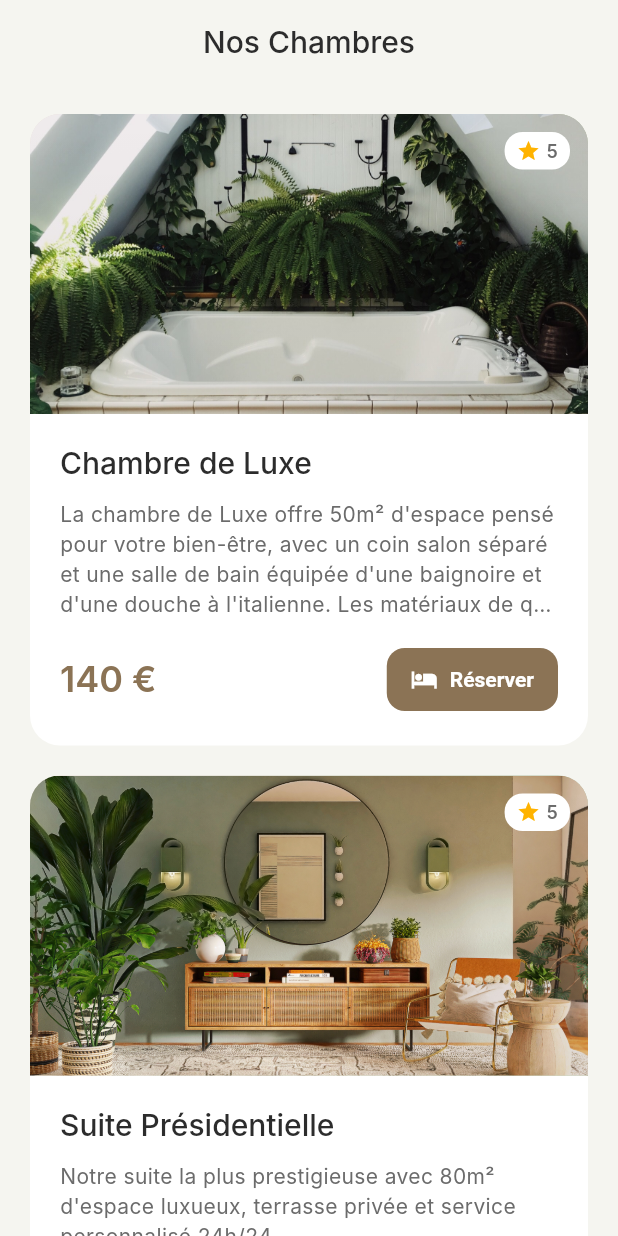
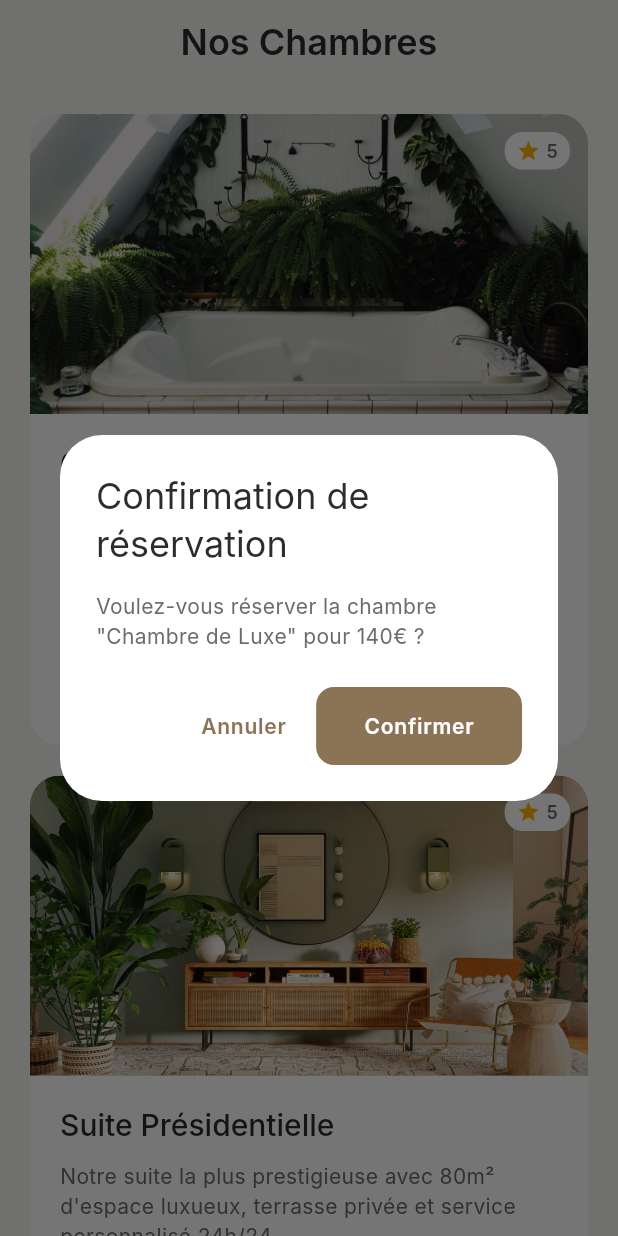
Before and after one commit to BenGoGithub/artichaut_flutter, a Flutter app: the screen it shows after launch, after a tap on "Réserver", on a phone screen of 412 x 824 dp. Run offline on Flutter 3.47's test engine with Material 3 defaults, Android fonts, the phone set to English and light mode, and no system bars; Roboto replaces fonts that are missing (Inter).

Commit message:
Service onReserve Implementation ok

```diff
--- a/lib/screens/room_list_screen.dart
+++ b/lib/screens/room_list_screen.dart
@@ -2,15 +2,17 @@ import 'package:artichaut_flutter/screens/room_detail_screen.dart';
 import 'package:flutter/material.dart';
 import 'package:artichaut_flutter/models/room.dart';
 import 'package:artichaut_flutter/widgets/cards/room_card.dart';
+import '../themes/app_theme.dart';
+import '../services/reservation_service.dart';
 
-import '../themes/app_theme.dart';
-
-
+/// Écran principal affichant la liste des chambres disponibles
+/// StatelessWidget car la liste des chambres ne change pas dynamiquement
 class RoomListScreen extends StatelessWidget {
   const RoomListScreen({super.key});
 
   @override
   Widget build(BuildContext context) {
+    // Récupération des données d'exemple des chambres
     final rooms = Room.getSampleRooms();
 
     return Scaffold(
@@ -19,6 +21,11 @@ class RoomListScreen extends StatelessWidget {
         title: const Text('Nos Chambres'),
         backgroundColor: Colors.transparent,
         elevation: 0,
+        // Style du titre
+        titleTextStyle: Theme.of(context).textTheme.headlineMedium?.copyWith(
+          color: AppTheme.textPrimaryColor,
+          fontWeight: FontWeight.w600,
+        ),
       ),
       body: ListView.builder(
         padding: const EdgeInsets.all(20),
@@ -27,6 +34,7 @@ class RoomListScreen extends StatelessWidget {
           final room = rooms[index];
           return RoomCard(
             room: room,
+            // Callback pour naviguer vers les détails de la chambre
             onTap: () {
               Navigator.push(
                 context,
@@ -35,6 +43,8 @@ class RoomListScreen extends StatelessWidget {
                 ),
               );
             },
+            // Callback centralisé pour gérer la réservation
+            onReserve: () => ReservationService.showReservationDialog(context, room),
           );
         },
       ),
--- /dev/null
+++ b/lib/services/reservation_service.dart
@@ -0,0 +1,79 @@
+// lib/services/reservation_service.dart
+import 'package:flutter/material.dart';
+import '../models/room.dart';
+import '../themes/app_theme.dart';
+
+/// Service centralisé pour gérer toute la logique de réservation
+/// Suit le principe Single Responsibility : ne gère que les réservations
+class ReservationService {
+
+  /// Méthode statique pour afficher le dialog de confirmation
+  /// Statique car ne nécessite pas d'instance de classe
+  static void showReservationDialog(BuildContext context, Room room) {
+    showDialog(
+      context: context,
+      builder: (BuildContext context) {
+        return AlertDialog(
+          title: const Text('Confirmation de réservation'),
+          content: Text(
+            'Voulez-vous réserver la chambre "${room.title}" pour ${room.price.toInt()}€ ?',
+          ),
+          actions: [
+            TextButton(
+              onPressed: () => Navigator.of(context).pop(),
+              child: const Text('Annuler'),
+            ),
+            ElevatedButton(
+              onPressed: () {
+                Navigator.of(context).pop();
+                _processReservation(context, room);
+              },
+              style: ElevatedButton.styleFrom(
+                backgroundColor: AppTheme.primaryColor,
+              ),
+              child: const Text('Confirmer'),
+            ),
+          ],
+        );
+      },
+    );
+  }
+
+  /// Méthode privée pour traiter la réservation
+  /// to do : ceci appellerait une API
+  static void _processReservation(BuildContext context, Room room) {
+    // Feedback immédiat
+    ScaffoldMessenger.of(context).showSnackBar(
+      SnackBar(
+        content: Text('Réservation en cours pour "${room.title}"...'),
+        backgroundColor: AppTheme.primaryColor,
+        duration: const Duration(seconds: 2),
+      ),
+    );
+
+    // Simulation du succès après 2 secondes
+    Future.delayed(const Duration(seconds: 2), () {
+      if (context.mounted) {
+        ScaffoldMessenger.of(context).showSnackBar(
+          SnackBar(
+            content: Text('Réservation confirmée pour "${room.title}" !'),
+            backgroundColor: Colors.green,
+            duration: const Duration(seconds: 3),
+            action: SnackBarAction(
+              label: 'Voir mes réservations',
+              textColor: Colors.white,
+              onPressed: () {
+                // Navigation vers l'écran des réservations
+                Navigator.pushNamed(context, '/my-reservations');
+              },
+            ),
+          ),
+        );
+      }
+    });
+  }
+
+  static void reserveDirectly(BuildContext context, Room room) {
+    _processReservation(context, room);
+  }
+}
--- a/lib/widgets/cards/room_card.dart
+++ b/lib/widgets/cards/room_card.dart
@@ -1,7 +1,5 @@
 import 'package:flutter/material.dart';
 import '../../models/room.dart';
-import '../../themes/app_theme.dart';
-import '../buttons/icon_text_buton.dart';
 import '../images/image_room.dart';
 import '../layouts/room_info.dart';
 
@@ -11,11 +9,13 @@ import '../layouts/room_info.dart';
 class RoomCard extends StatelessWidget {
   final Room room; // Modèle de données contenant les informations de la chambre
   final VoidCallback? onTap; // Callback optionnel pour gérer le tap sur la carte
+  final VoidCallback? onReserve;
 
   const RoomCard({
     super.key,
     required this.room,
     this.onTap,
+    this.onReserve,
   });
 
   @override
@@ -36,7 +36,8 @@ class RoomCard extends StatelessWidget {
             Padding(
               padding: const EdgeInsets.all(20),
               // Widget réutilisable gérant l'affichage des informations textuelles
-              child: RoomInfo(room: room),
+              child: RoomInfo(room: room, onReserve: onReserve,
+              ),
             ),
           ],
         ),
--- a/lib/widgets/layouts/room_info.dart
+++ b/lib/widgets/layouts/room_info.dart
@@ -8,8 +8,9 @@ import 'price_with_rating.dart';
 /// Responsabilité : organisation du contenu textuel et des actions utilisateur
 class RoomInfo extends StatelessWidget {
   final Room room; // Modèle contenant les données de la chambre
+  final VoidCallback? onReserve;
 
-  const RoomInfo({super.key, required this.room});
+  const RoomInfo({super.key, required this.room, this.onReserve,});
 
   @override
   Widget build(BuildContext context) {
@@ -43,12 +44,9 @@ class RoomInfo extends StatelessWidget {
             // Widget bouton réutilisable avec icône et texte
             // Utilisation d'un callback pour gérer l'action de réservation
             IconTextButton(
-              onPressed: () {
-                // TODO: Implémenter la logique de réservation
-                // Cette action devrait probablement :
-                // - Naviguer vers un écran de réservation
-                // - Ou déclencher une action dans un Provider/état global
-                // - Ou afficher un dialog de confirmation
+            onPressed: onReserve ?? () {
+            // Action par défaut si aucun callback n'est fourni
+                print('Réservation pour la chambre: ${room.title}');
               },
               label: 'Réserver',
               icon: Icons.hotel, // Icône cohérente avec le contexte hôtelier
```
Also changed, not shown: lib/screens/room_detail_screen.dart (+6 -3 lines).
